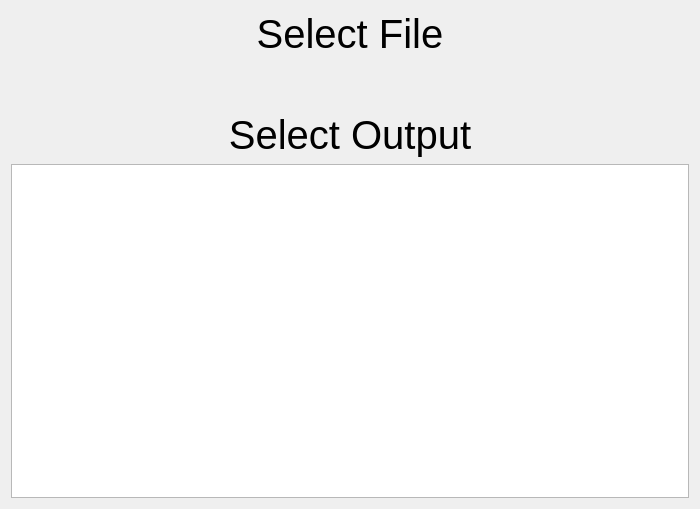
Old version of the form howdyCoder/ui/qtUiFiles/createFileDataSource.ui in the repository rmallow/howdyCoder.
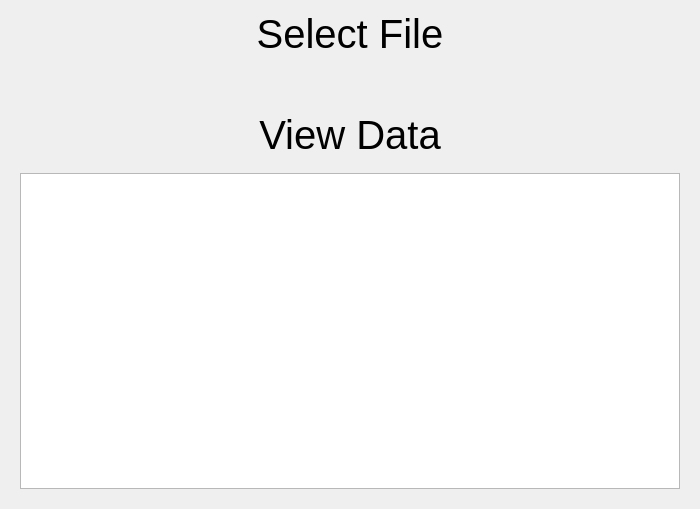
New version of the form. Custom widgets are drawn as their Qt base class.

Commit message: adding file data source settings page, acommpanying model and ui files, changes to modules needed for loading excel and some css changes

```diff
--- a/howdyCoder/ui/qtUiFiles/createFileDataSource.ui
+++ b/howdyCoder/ui/qtUiFiles/createFileDataSource.ui
@@ -52,7 +52,7 @@
       </font>
      </property>
      <property name="text">
-      <string>Select Output</string>
+      <string>View Data</string>
      </property>
      <property name="alignment">
       <set>Qt::AlignCenter</set>
@@ -60,14 +60,33 @@
     </widget>
    </item>
    <item>
-    <widget class="QTableView" name="file_view">
-     <attribute name="verticalHeaderHighlightSections">
-      <bool>false</bool>
-     </attribute>
+    <widget class="QWidget" name="file_view_box" native="true">
+     <layout class="QHBoxLayout" name="horizontalLayout">
+      <item>
+       <widget class="FileTableView" name="file_view">
+        <attribute name="horizontalHeaderVisible">
+         <bool>true</bool>
+        </attribute>
+        <attribute name="verticalHeaderVisible">
+         <bool>true</bool>
+        </attribute>
+        <attribute name="verticalHeaderHighlightSections">
+         <bool>true</bool>
+        </attribute>
+       </widget>
+      </item>
+     </layout>
     </widget>
    </item>
   </layout>
  </widget>
+ <customwidgets>
+  <customwidget>
+   <class>FileTableView</class>
+   <extends>QTableView</extends>
+   <header>..fileTableView</header>
+  </customwidget>
+ </customwidgets>
  <resources/>
  <connections/>
 </ui>
```
Left out of the diff: 6 changed lines with no effect on the pictures. The commit also changes 16 other files.
